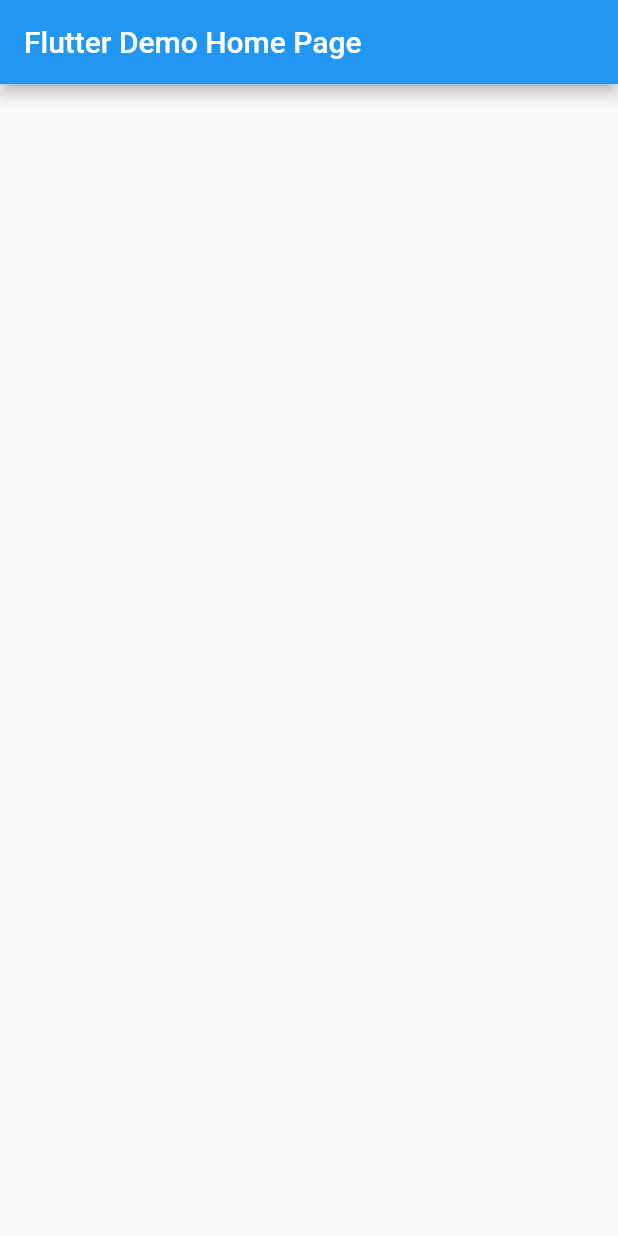
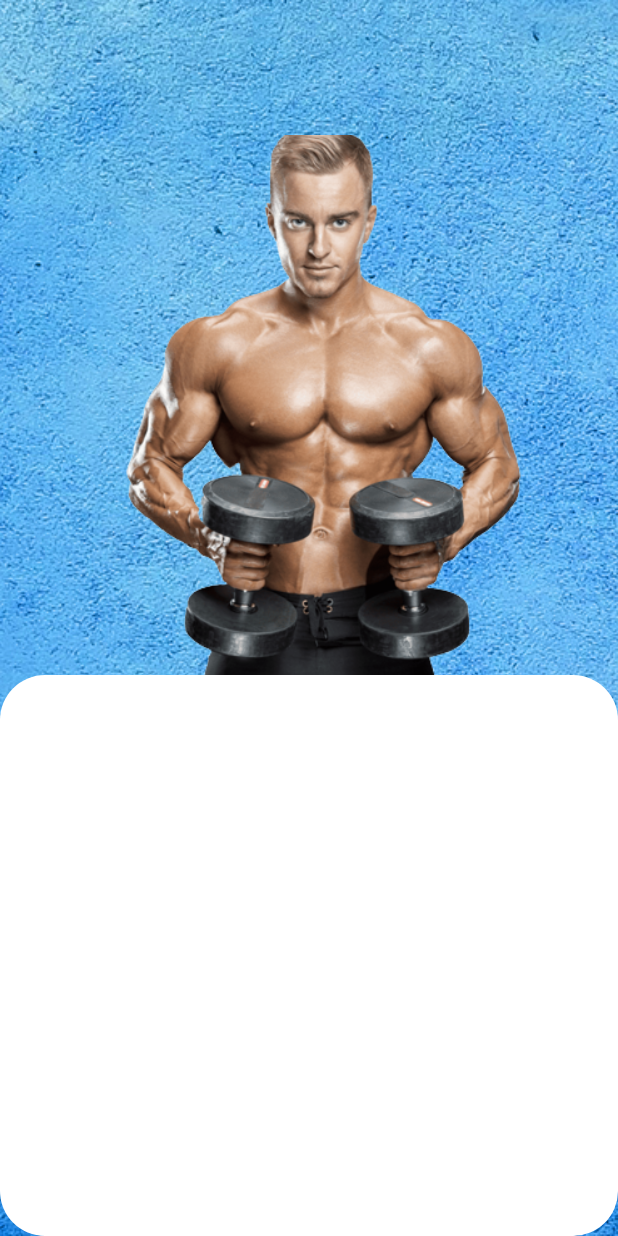
Before and after one commit to lionking0017/git_assignment_group_5, a Flutter app: the screen it shows after launch, on a phone screen of 412 x 824 dp. Run offline on Flutter 3.47's test engine with Material 2 defaults, Android fonts, the phone set to English and light mode, and no system bars.

Commit message:
first screen half way

```diff
--- a/lib/my_homepage.dart
+++ b/lib/my_homepage.dart
@@ -2,15 +2,6 @@
 
 class MyHomePage extends StatefulWidget {
   const MyHomePage({Key? key, required this.title}) : super(key: key);
-
-  // This widget is the home page of your application. It is stateful, meaning
-  // that it has a State object (defined below) that contains fields that affect
-  // how it looks.
-
-  // This class is the configuration for the state. It holds the values (in this
-  // case the title) provided by the parent (in this case the App widget) and
-  // used by the build method of the State. Fields in a Widget subclass are
-  // always marked "final".
 
   final String title;
 
@@ -19,20 +10,42 @@
 }
 
 class _MyHomePageState extends State<MyHomePage> {
-
-
   @override
   Widget build(BuildContext context) {
+    return Scaffold(
+      body: Stack(children: [
+        Container(
+          width: MediaQuery.of(context).size.width,
+          height: MediaQuery.of(context).size.height,
+          child: Image.asset(
+            "images/bgbg.jpg",
+            fit: BoxFit.cover,
+          ),
+        ),
 
-    return Scaffold(
-      appBar: AppBar(
+        Padding(
+          padding: const EdgeInsets.only(top: 90.0),
+          child: Container(
+            width: MediaQuery.of(context).size.width,
+            height: 400,
+            child: Image.asset(
+              "images/guy.png",
+              fit: BoxFit.cover,
+            )),
+        ),
 
-        title: Text(widget.title),
-      ),
-      body: Container(
+        Padding(
+          padding: const EdgeInsets.only(top: 450.0),
+          child: Container(
+            width: MediaQuery.of(context).size.width,
 
-      ),
-
-  );
+            decoration: BoxDecoration(
+                    borderRadius: BorderRadius.circular(30),
+                    color: Colors.white,
+                  ),
+          ),
+        )
+      ]),
+    );
   }
 }
```
Also changed, not shown: pubspec.yaml (+6 -3 lines), images/bgbg.jpg (added), images/guy.png (added), images/macho-removebg-preview.png (added), images/macho.png (added).
